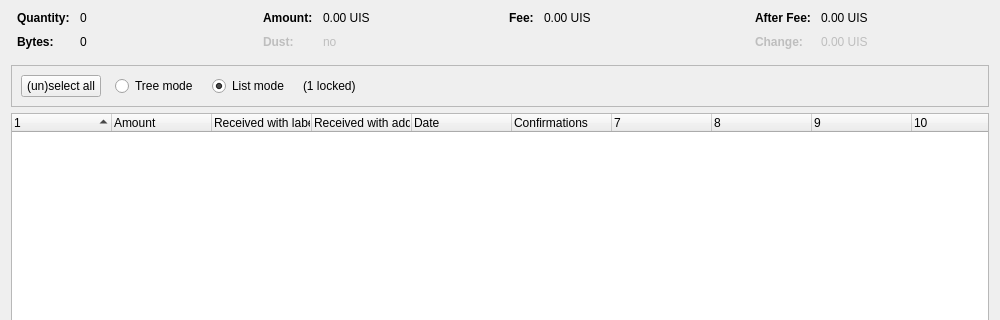
Before: the Qt Designer form src/qt/forms/coincontroldialog.ui in unitusdev/unitus, drawn with Qt 5; both pictures show x 0 to 1000 and y 0 to 320 of the 1000 by 500 pixel window.
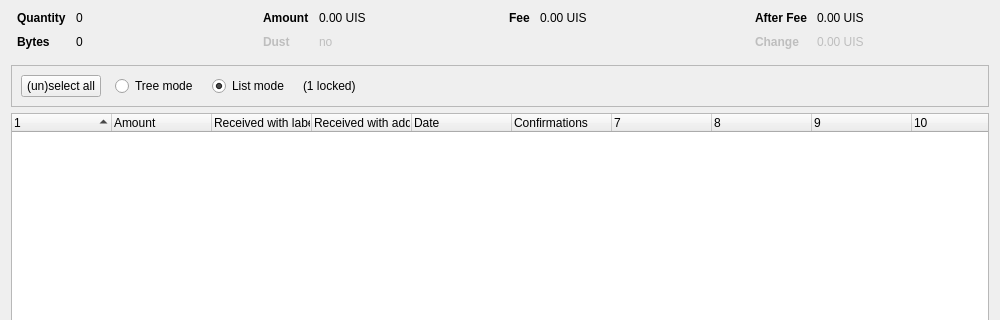
After: the same form once the commit is applied. Custom widgets are drawn as their Qt base class.

Patch:
```diff
--- a/src/qt/forms/coincontroldialog.ui
+++ b/src/qt/forms/coincontroldialog.ui
@@ -45,7 +45,7 @@
           </font>
          </property>
          <property name="text">
-          <string>Quantity:</string>
+          <string>Quantity</string>
          </property>
         </widget>
        </item>
@@ -74,7 +74,7 @@
           </font>
          </property>
          <property name="text">
-          <string>Bytes:</string>
+          <string>Bytes</string>
          </property>
         </widget>
        </item>
@@ -119,7 +119,7 @@
           </font>
          </property>
          <property name="text">
-          <string>Amount:</string>
+          <string>Amount</string>
          </property>
         </widget>
        </item>
@@ -151,7 +151,7 @@
           </font>
          </property>
          <property name="text">
-          <string>Dust:</string>
+          <string>Dust</string>
          </property>
         </widget>
        </item>
@@ -199,7 +199,7 @@
           </font>
          </property>
          <property name="text">
-          <string>Fee:</string>
+          <string>Fee</string>
          </property>
         </widget>
        </item>
@@ -244,7 +244,7 @@
           </font>
          </property>
          <property name="text">
-          <string>After Fee:</string>
+          <string>After Fee</string>
          </property>
         </widget>
        </item>
@@ -276,7 +276,7 @@
           </font>
          </property>
          <property name="text">
-          <string>Change:</string>
+          <string>Change</string>
          </property>
         </widget>
        </item>
```
Left out of the diff: 2 changed lines with no effect on the pictures.
